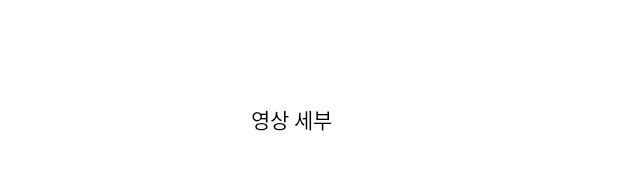
After one commit to Pedal-BF/pedal_sports_app, an Android app: the layout fragment_video_view.xml on its own in the app's theme, with its tools: preview values and no code run, on a phone screen of 412 x 824 dp. The commit adds this screen. Shown: the part 347-517 px from the top of the screen. Run offline under Robolectric (Android 15) with nearby library versions, the phone set to English and light mode, and no system bars.

```diff
--- a/app/build.gradle
+++ b/app/build.gradle
@@ -38,4 +38,5 @@ dependencies {
     testImplementation 'junit:junit:4.13.2'
     androidTestImplementation 'androidx.test.ext:junit:1.1.3'
     androidTestImplementation 'androidx.test.espresso:espresso-core:3.4.0'
+    implementation 'android.support:recyclerview-v7:26.+' //recyclerview
 }
--- /dev/null
+++ b/app/src/main/res/layout/fragment_video_view.xml
@@ -0,0 +1,22 @@
+<?xml version="1.0" encoding="utf-8"?>
+<RelativeLayout
+xmlns:android="http://schemas.android.com/apk/res/android"
+xmlns:app="http://schemas.android.com/apk/res-auto"
+xmlns:tools="http://schemas.android.com/tools"
+android:id="@+id/parent_layout"
+android:layout_width="match_parent"
+android:layout_height="match_parent"
+android:background="#ffffff"
+tools:context=".main_pages.VideoViewFragment">
+
+    <TextView
+        android:id="@+id/textView"
+        android:layout_width="wrap_content"
+        android:layout_height="wrap_content"
+        android:layout_marginStart="167dp"
+        android:layout_marginTop="300dp"
+        android:layout_marginEnd="167dp"
+        android:textColor="@color/black"
+        android:text="영상 세부" />
+
+</RelativeLayout>
```
Also changed, not shown: app/src/main/java/com/bicontest/pedal_sports_app/MainActivity.java (+12 -0 lines), app/src/main/java/com/bicontest/pedal_sports_app/main_pages/MainFragment.java (renamed from app/src/main/java/com/bicontest/pedal_sports_app/MainFragment.java, +45 -16 lines), app/src/main/java/com/bicontest/pedal_sports_app/main_pages/VideoViewFragment.java (added, +27 -0 lines), app/src/main/res/layout/fragment_main.xml (+11 -3 lines), app/src/main/res/layout/item_thumbnails.xml (added, +9 -0 lines).
